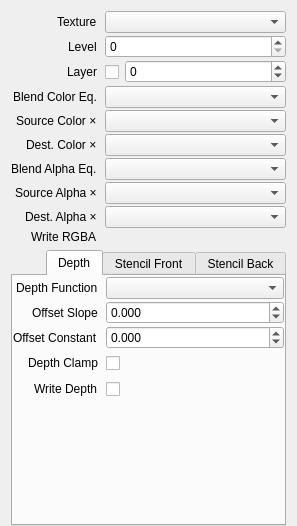
Before: the Qt Designer form src/session/AttachmentProperties.ui in houmain/gpupad, drawn with Qt 5.
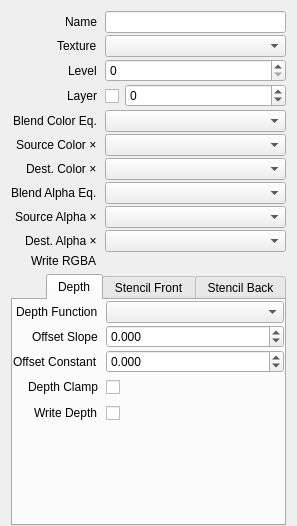
After: the same form once the commit is applied. Custom widgets are drawn as their Qt base class.

```diff
--- a/src/session/AttachmentProperties.ui
+++ b/src/session/AttachmentProperties.ui
@@ -37,7 +37,7 @@
      <property name="bottomMargin">
       <number>0</number>
      </property>
-     <item row="0" column="0">
+     <item row="1" column="0">
       <widget class="QLabel" name="labelTexture">
        <property name="text">
         <string>Texture</string>
@@ -47,27 +47,27 @@
        </property>
       </widget>
      </item>
-     <item row="0" column="1">
+     <item row="1" column="1">
       <widget class="ReferenceComboBox" name="texture"/>
      </item>
-     <item row="1" column="0">
+     <item row="2" column="0">
       <widget class="QLabel" name="labelLevel">
        <property name="text">
         <string>Level</string>
        </property>
       </widget>
      </item>
-     <item row="1" column="1">
+     <item row="2" column="1">
       <widget class="QSpinBox" name="level"/>
      </item>
-     <item row="2" column="0">
+     <item row="3" column="0">
       <widget class="QLabel" name="labelLayer">
        <property name="text">
         <string>Layer</string>
        </property>
       </widget>
      </item>
-     <item row="2" column="1">
+     <item row="3" column="1">
       <widget class="QWidget" name="layerWidget" native="true">
        <layout class="QHBoxLayout" name="horizontalLayout">
         <property name="leftMargin">
@@ -108,76 +108,89 @@
        </layout>
       </widget>
      </item>
-     <item row="3" column="0">
+     <item row="4" column="0">
       <widget class="QLabel" name="labelBlendColorEq">
        <property name="text">
         <string>Blend Color Eq.</string>
        </property>
       </widget>
      </item>
-     <item row="3" column="1">
+     <item row="4" column="1">
       <widget class="DataComboBox" name="blendColorEq"/>
      </item>
-     <item row="4" column="0">
+     <item row="5" column="0">
       <widget class="QLabel" name="labelBlendColorSource">
        <property name="text">
         <string>&lt;html&gt;Source Color &amp;#215;&lt;/html&gt;</string>
        </property>
       </widget>
      </item>
-     <item row="4" column="1">
+     <item row="5" column="1">
       <widget class="DataComboBox" name="blendColorSource"/>
      </item>
-     <item row="5" column="0">
+     <item row="6" column="0">
       <widget class="QLabel" name="labelBlendColorDest">
        <property name="text">
         <string>&lt;html&gt;Dest. Color &amp;#215;&lt;/html&gt;</string>
        </property>
       </widget>
      </item>
-     <item row="5" column="1">
+     <item row="6" column="1">
       <widget class="DataComboBox" name="blendColorDest"/>
      </item>
-     <item row="6" column="0">
+     <item row="7" column="0">
       <widget class="QLabel" name="labelBlendAlphaEq">
        <property name="text">
         <string>Blend Alpha Eq.</string>
        </property>
       </widget>
      </item>
-     <item row="6" column="1">
+     <item row="7" column="1">
       <widget class="DataComboBox" name="blendAlphaEq"/>
      </item>
-     <item row="7" column="0">
+     <item row="8" column="0">
       <widget class="QLabel" name="labelBlendAlphaSource">
        <property name="text">
         <string>&lt;html&gt;Source Alpha &amp;#215;&lt;/html&gt;</string>
        </property>
       </widget>
      </item>
-     <item row="7" column="1">
+     <item row="8" column="1">
       <widget class="DataComboBox" name="blendAlphaSource"/>
      </item>
-     <item row="8" column="0">
+     <item row="9" column="0">
       <widget class="QLabel" name="labelBlendAlphaDest">
        <property name="text">
         <string>&lt;html&gt;Dest. Alpha &amp;#215;&lt;/html&gt;</string>
        </property>
       </widget>
      </item>
-     <item row="8" column="1">
+     <item row="9" column="1">
       <widget class="DataComboBox" name="blendAlphaDest"/>
      </item>
-     <item row="9" column="0">
+     <item row="10" column="0">
       <widget class="QLabel" name="labelColorWriteMask">
        <property name="text">
         <string>Write RGBA</string>
        </property>
       </widget>
      </item>
-     <item row="9" column="1">
+     <item row="10" column="1">
       <widget class="ColorMask" name="colorWriteMask" native="true"/>
      </item>
+     <item row="0" column="0">
+      <widget class="QLabel" name="labelName">
+       <property name="text">
+        <string>Name</string>
+       </property>
+       <property name="indent">
+        <number>44</number>
+       </property>
+      </widget>
+     </item>
+     <item row="0" column="1">
+      <widget class="QLineEdit" name="name"/>
+     </item>
     </layout>
    </item>
    <item>
```
